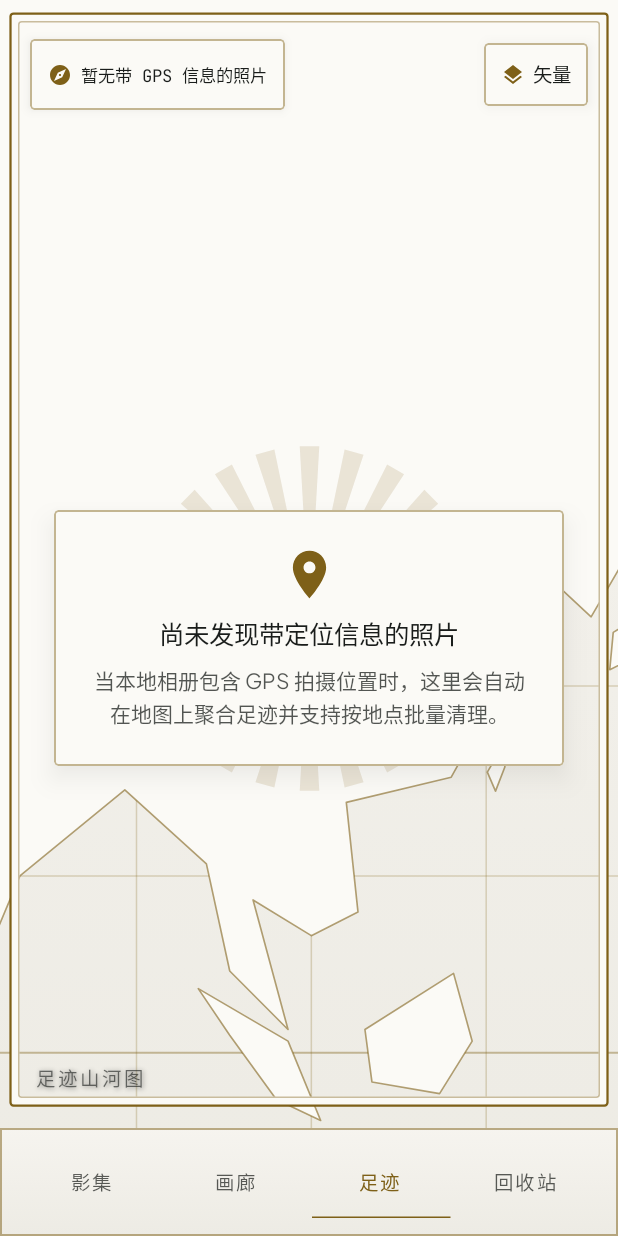
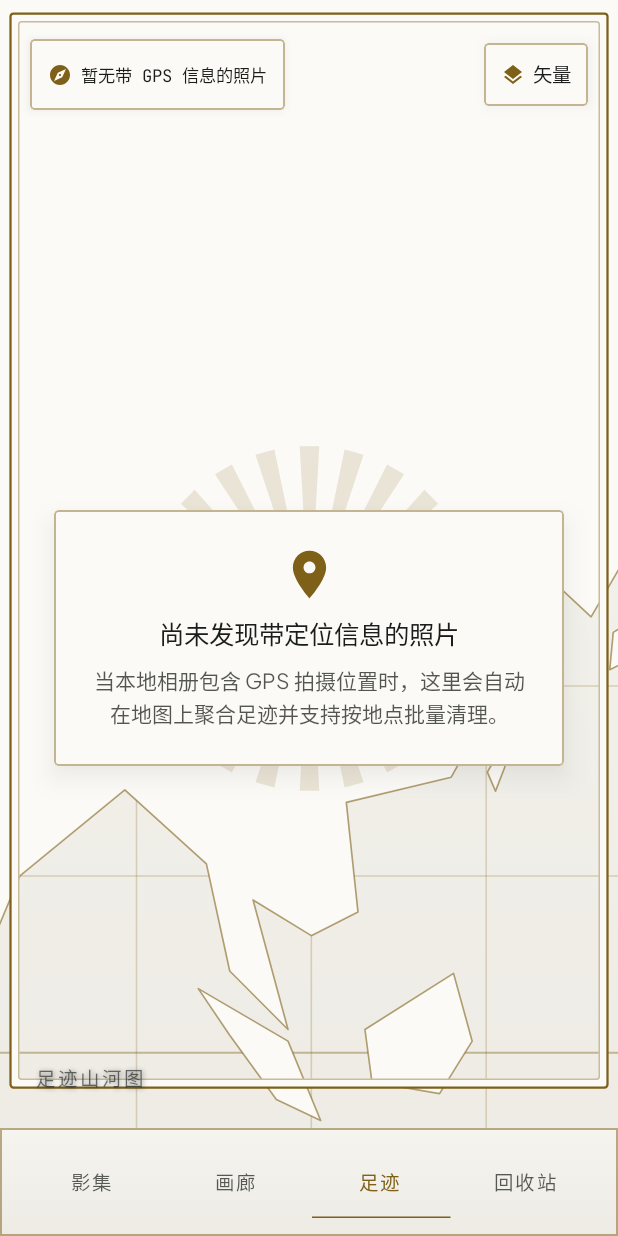
Before and after one commit to Aliyoo/SwipePP, an Android app built with Jetpack Compose: the FootprintMapScreen screen opened through its navigation route, after a tap on "OSM", on a phone screen of 412 x 824 dp. Run offline under Robolectric (Android 15) with nearby library versions, the phone set to English and light mode, and no system bars; our stand-ins replace Room's generated code; libraries missing offline, so code that uses them is left out: coil.decode; pictures from the network do not load; Roboto replaces fonts that are not available here; 8 statements that could not run were skipped; 3 other taps on this screen came first.

Commit message:
fix: footprint frame line placement — single dock-inset accounting, top hugs status bar
floatingDockInset already includes the nav-bar inset; the extra
navigationBarsPadding on the frame canvas double-counted it and pushed the
bottom gold line behind the dock. Reverted to single dockInset+10 accounting
(line renders mid-gap below the location card, clear of its shadow), kept the
outward top expansion (line hugs status-bar lower edge). Card shadow reduced
14->8dp on both detail-card variants.

```diff
--- a/app/src/main/java/com/example/ui/screens/FootprintMapScreen.kt
+++ b/app/src/main/java/com/example/ui/screens/FootprintMapScreen.kt
@@ -325,9 +325,9 @@ fun FootprintMapScreen(
             modifier = Modifier
                 .fillMaxSize()
                 .windowInsetsPadding(WindowInsets.statusBars)
-                // 上下外扩：顶线贴状态栏下缘；底线落进「卡片-底座」10dp 缝隙正中（避开卡片投影）
-                .padding(bottom = (floatingDockInset - 2.dp).coerceAtLeast(4.dp))
-                .windowInsetsPadding(WindowInsets.navigationBars)
+                // 上下外扩：顶线贴状态栏下缘；底线落进「卡片-底座」缝隙正中
+                //（floatingDockInset 已含导航条，勿再叠加 navigationBars）
+                .padding(bottom = floatingDockInset + 10.dp)
                 .padding(top = 2.dp)
         ) {
             val frameInset = 7.dp.toPx()
@@ -372,7 +372,6 @@ fun FootprintMapScreen(
             modifier = Modifier
                 .align(Alignment.BottomStart)
                 // 题签上抬：避开导航条 + 停靠栏 + 底部地点卡（与画框底线同源 clearance）
-                .navigationBarsPadding()
                 .padding(
                     start = 24.dp,
                     bottom = 14.dp + floatingDockInset + if (selectedCluster != null || showingUnlocated) 132.dp else 0.dp
@@ -882,7 +881,7 @@ fun FootprintMapScreen(
             val totalBytes = remember(unlocatedPhotos) { unlocatedPhotos.sumOf { it.fileSizeBytes } }
 
             DecoPosterPanel(
-                shadowElevation = 14.dp,
+                shadowElevation = 8.dp,
                 modifier = Modifier
                     .fillMaxWidth()
                     .animateContentSize(
@@ -989,7 +988,7 @@ fun FootprintMapScreen(
             }
         } else selectedCluster?.let { activeCluster ->
             DecoPosterPanel(
-                shadowElevation = 14.dp,
+                shadowElevation = 8.dp,
                 modifier = Modifier
                     .fillMaxWidth()
                     .animateContentSize(
```
